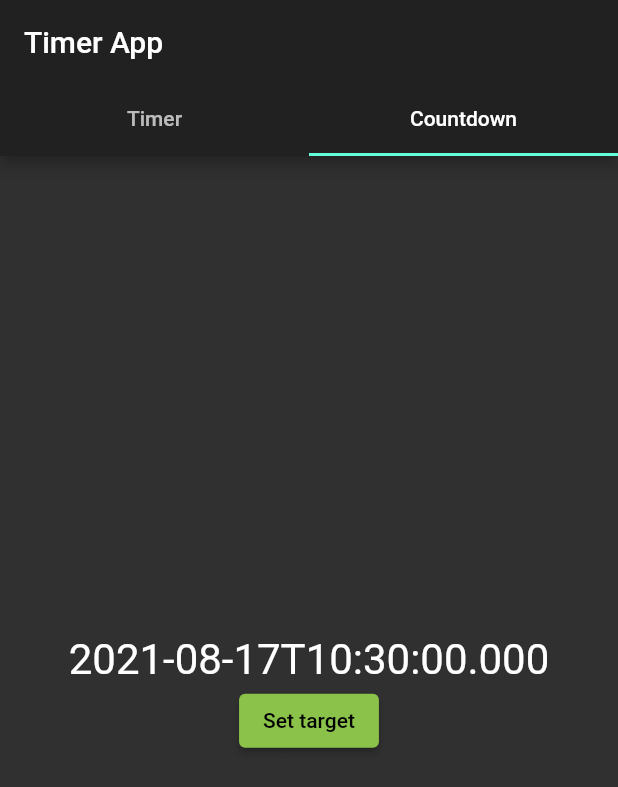
After one commit to soikkea/timer_app, a Flutter app: the screen it shows after launch, tab 2 chosen, on a phone screen of 412 x 824 dp. The commit adds this screen. Shown: the top 787 px of the screen. Run offline on Flutter 3.47's test engine with Material 2 defaults, Android fonts, the phone set to English and light mode, and no system bars.

Commit message:
Start work on countdown widget

```diff
--- /dev/null
+++ b/lib/countdown.dart
@@ -0,0 +1,73 @@
+import 'dart:async';
+import 'package:flutter/cupertino.dart';
+import 'package:flutter/material.dart';
+
+class CountdownWidget extends StatefulWidget {
+  const CountdownWidget({Key? key}) : super(key: key);
+
+  @override
+  _CountdownWidgetState createState() => _CountdownWidgetState();
+}
+
+class _CountdownWidgetState extends State<CountdownWidget> {
+  Timer? _timer;
+  DateTime? _target;
+
+  @override
+  void initState() {
+    if (_target == null) {
+      _target = DateTime.now();
+    }
+    super.initState();
+  }
+
+  @override
+  void dispose() {
+    _timer?.cancel();
+    super.dispose();
+  }
+
+  String get _timeToTarget => _target?.toIso8601String() ?? "";
+
+  Future<void> _setTargetPressed() async {
+    final date = await showDatePicker(
+        context: context,
+        initialDate: _target ?? DateTime.now(),
+        firstDate: DateTime(1900),
+        lastDate: DateTime(2100));
+    if (date != null) {
+      final time =
+          await showTimePicker(context: context, initialTime: TimeOfDay.now());
+      if (time != null) {
+        _setTarget(date, time);
+      }
+    }
+  }
+
+  void _setTarget(DateTime date, TimeOfDay time) {
+    final dateTime =
+        new DateTime(date.year, date.month, date.day, time.hour, time.minute);
+    setState(() {
+      _target = dateTime;
+    });
+  }
+
+  @override
+  Widget build(BuildContext context) {
+    return Container(
+        child: Center(
+      child: Column(
+        mainAxisAlignment: MainAxisAlignment.center,
+        children: [
+          Text(
+            _timeToTarget,
+            style:
+                DefaultTextStyle.of(context).style.apply(fontSizeFactor: 2.0),
+          ),
+          ElevatedButton(
+              onPressed: _setTargetPressed, child: Text("Set target"))
+        ],
+      ),
+    ));
+  }
+}
--- a/lib/homepage.dart
+++ b/lib/homepage.dart
@@ -1,5 +1,6 @@
 import 'package:flutter/cupertino.dart';
 import 'package:flutter/material.dart';
+import 'package:timer_app/countdown.dart';
 
 import 'timer.dart';
 
@@ -30,6 +31,6 @@ class HomePage extends StatelessWidget {
   Center _timerTab() => Center(child: TimerWidget());
 
   Widget _countdownTab() => Center(
-        child: Text("TODO"),
+        child: CountdownWidget(),
       );
 }
```
